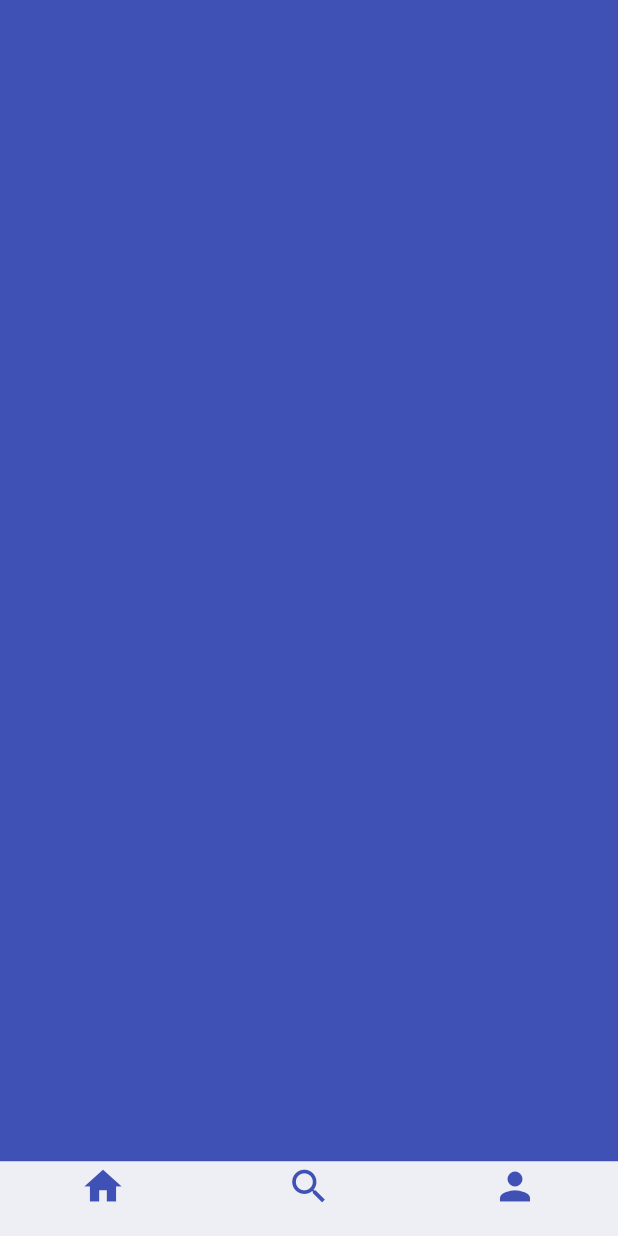
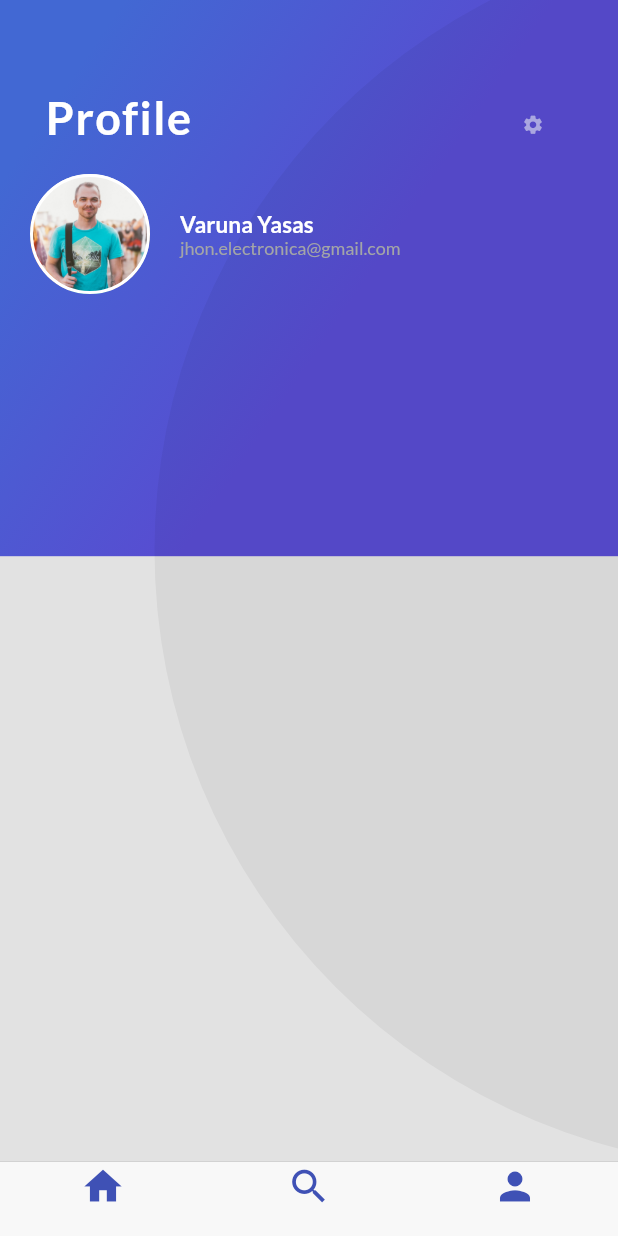
Before and after one commit to jjguitar/PlatziTrips, a Flutter app: the screen it shows after launch, item 3 of the bottom bar chosen, on a phone screen of 412 x 824 dp. Run offline on Flutter 3.47's test engine with Material 2 defaults, Android fonts, the phone set to English and light mode, and no system bars.

Commit message:
reto 4 parte 1, header y profile

```diff
--- /dev/null
+++ b/lib/perfil_profile.dart
@@ -0,0 +1,90 @@
+import 'package:flutter/material.dart';
+
+class PerfilProfile extends StatelessWidget {
+
+  String pathImage = "assets/img/people.jpg";
+  String name = "Varuna Yasas";
+  String details = "jhon.electronica@gmail.com";
+
+  @override
+  Widget build(BuildContext context) {
+    // TODO: implement build
+
+    final userInfo = Container(
+          margin: EdgeInsets.only(
+              left: 20.0
+          ),
+
+          child: Text(
+            details,
+            textAlign: TextAlign.left,
+            style: TextStyle(
+                fontFamily: "Lato",
+                fontSize: 12.0,
+                color: Color(0xFFa3a5a7)
+            ),
+
+          ),
+
+        );
+
+    final userName = Container(
+      margin: EdgeInsets.only(
+        top: 20.0,
+          left: 20.0
+      ),
+
+      child: Text(
+        name,
+        textAlign: TextAlign.left,
+        style: TextStyle(
+            fontFamily: "Lato",
+            fontSize: 15.0,
+            fontWeight: FontWeight.bold,
+            color: Colors.white
+        ),
+
+      ),
+
+    );
+
+    final userDetails = Column(
+      crossAxisAlignment: CrossAxisAlignment.start,
+      children: <Widget>[
+        userName,
+        userInfo,
+
+      ],
+    );
+
+    final photo = Container (
+      margin: EdgeInsets.only(
+          top: 20.0,
+          left: 20.0
+      ),
+
+      width: 80.0,
+      height: 80.0,
+
+      decoration: BoxDecoration(
+        border: Border.all(width: 2.0, color: Colors.white),
+          shape: BoxShape.circle,
+          image: DecorationImage(
+              fit: BoxFit.cover,
+              image: AssetImage(pathImage)
+          )
+      ),
+
+    );
+
+    return Row (
+      children: <Widget>[
+        photo,
+        userDetails
+
+      ],
+    );
+
+  }
+
+}
--- a/lib/profile_trips.dart
+++ b/lib/profile_trips.dart
@@ -1,11 +1,95 @@
 import 'package:flutter/material.dart';
+import 'perfil_profile.dart';
 
 class ProfileTrips extends StatelessWidget {
   @override
   Widget build(BuildContext context) {
+
+    double screenHeight = MediaQuery.of(context).size.height;
+    double screenWidth = MediaQuery.of(context).size.width;
     // TODO: implement build
-    return Container(
-      color: Colors.indigo,
+
+    final settings = Container(
+      margin: EdgeInsets.only(
+        top: 70.0,
+          left: 220.0,
+          right: 3.0,
+      ),
+
+      child: Icon(
+        Icons.settings,
+        size: 15.0  ,
+        color: Color(0xFFAAA7E0),
+      ),
+    );
+
+    final profileName =  Row(
+      children: <Widget>[
+        Container(
+          margin: EdgeInsets.only(
+            top: 60.0,
+              left: 30.0
+          ),
+          child: Text(
+            "Profile",
+            textAlign: TextAlign.left,
+            style: TextStyle(
+                fontFamily: "Lato",
+                fontSize: 30.0,
+                color: Colors.white,
+                fontWeight: FontWeight.bold,
+                letterSpacing: 1.0
+
+            ),
+          ),
+         // alignment: Alignment(-0.7, -0.8),
+        ),
+        settings
+      ],
+    );
+
+    final background =       Container(
+      width: screenWidth,
+      height: screenHeight  * 0.45,
+      decoration: BoxDecoration(
+          gradient: LinearGradient(
+              colors: [
+                Color(0xFF4268D3),
+                Color(0xFF584CD1)
+              ],
+              begin: FractionalOffset(0.2, 0.0),
+              end: FractionalOffset(1.0, 0.6),
+              stops: [0.0, 0.6],
+              tileMode: TileMode.clamp
+          )
+      ),
+      child: FittedBox(
+        fit: BoxFit.none,
+        alignment: Alignment(-1.5, -0.8),
+        child: Container(
+          width: screenHeight,
+          height: screenHeight,
+          decoration: BoxDecoration(
+              color: Color.fromRGBO(0, 0, 0, 0.05),
+              borderRadius: BorderRadius.circular(screenHeight / 2)
+          ),
+        ),
+      ),
+    );
+
+    //final profile =
+
+    return Stack(
+      children: <Widget>[
+        background,
+        Column(
+          crossAxisAlignment: CrossAxisAlignment.start,
+          children: <Widget>[
+            profileName,
+            PerfilProfile()
+          ],
+        )
+      ],
     );
   }
 
--- a/pubspec.yaml
+++ b/pubspec.yaml
@@ -85,3 +85,4 @@ flutter:
     - family: Lato
       fonts:
         - asset: fonts/Lato-Regular.ttf
+        - asset: fonts/Lato-Bold.ttf
```
Also changed, not shown: fonts/Lato-Bold.ttf (added).
